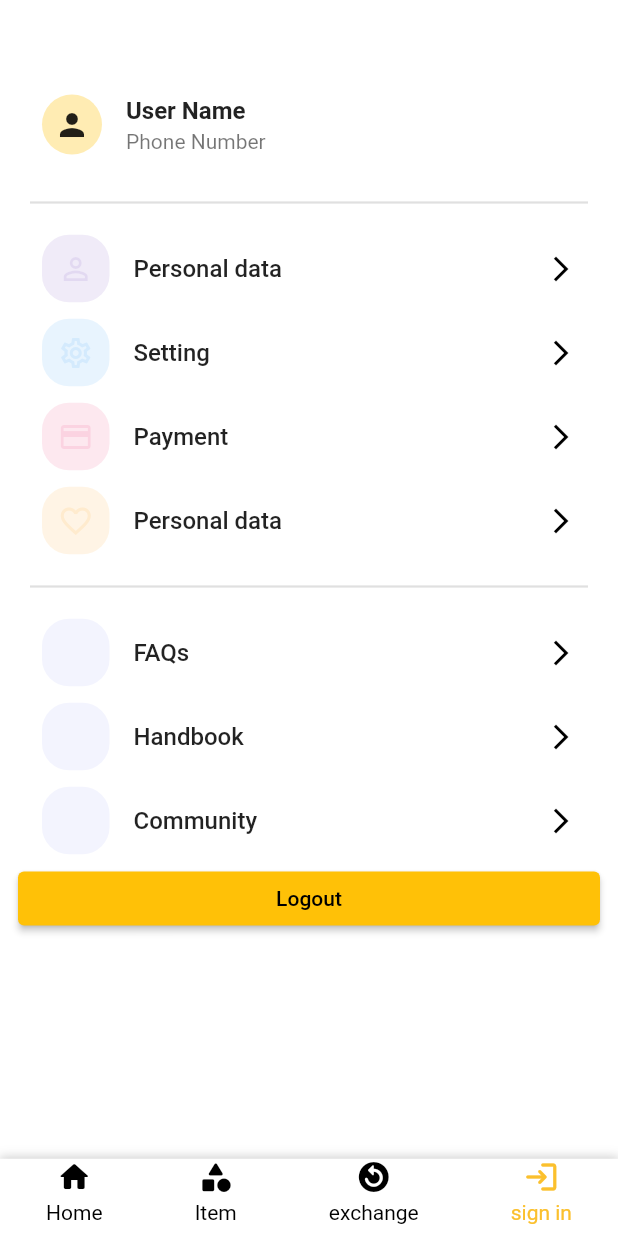
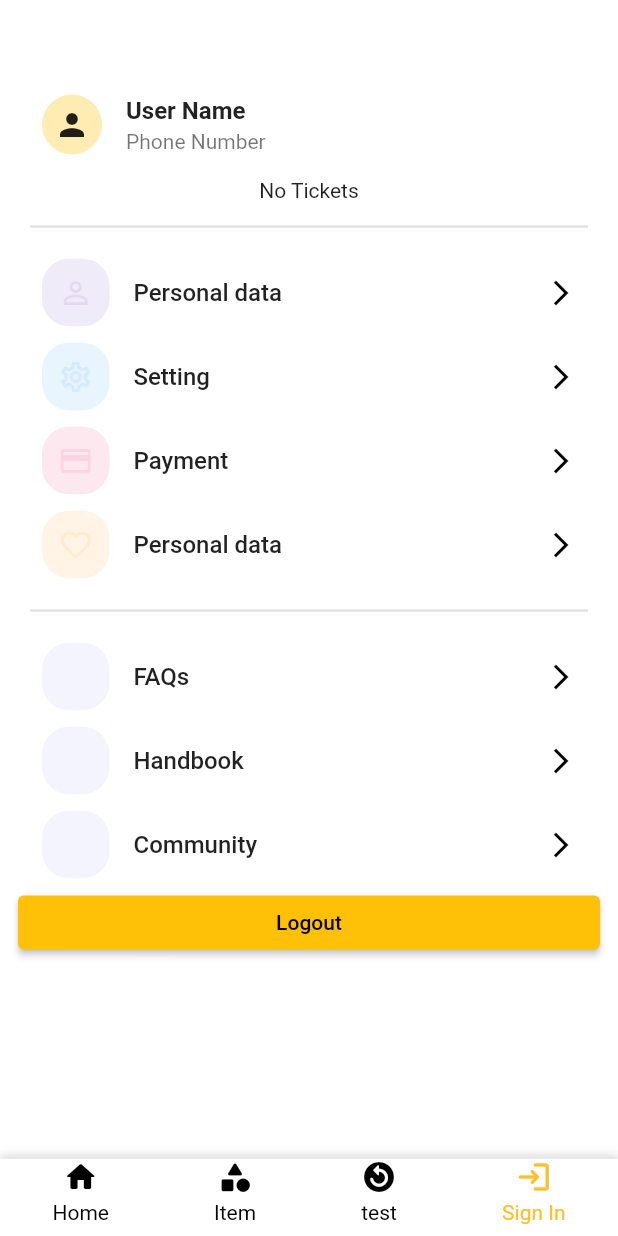
Before and after one commit to Product-Innovation-Rafflix/Rafflix, a Flutter app: the AccountPage screen opened by its route, on a phone screen of 412 x 824 dp. Run offline on Flutter 3.47's test engine with Material 2 defaults, Android fonts, the phone set to English and light mode, and no system bars; our stand-ins replace cached_network_image, carousel_slider, flutter_screenutil, jwt_decoder, shared_preferences, socket_io_client; accounts and stored records are empty; network calls fail.

Commit message:
finished to demo

```diff
--- a/lib/data/data_receta.dart
+++ b/lib/data/data_receta.dart
@@ -9,11 +9,11 @@ const carruselImages = <Receta>[
   Receta(
       id: 2,
       name: "iPhone",
-      image: "assets/images/iPhone.jpg",
+      image: "assets/images/house.jpg",
       description: "That is about iPhone"),
   Receta(
       id: 3,
       name: "iPhone",
-      image: "assets/images/iPhone.jpg",
+      image: "assets/images/bmw.jpg",
       description: "That is about iPhone"),
 ];
--- a/lib/pages/UseProfile.dart
+++ b/lib/pages/UseProfile.dart
@@ -30,14 +30,15 @@ class _AccountPageState extends State<AccountPage> {
   }
 
   Future<void> getUserData() async {
-    const url =
-        "https://rafflixbackgroundsevice.onrender.com/profile"; // Replace with your server URL
+    const url = "https://rafflixbackgroundsevice.onrender.com/profile";
     final storedCookie =
-        await getStoredCookie(); // Retrieve the stored cookie from local storage
+        await getStoredCookie(); // Await the result of getStoredCookie
 
+    if (storedCookie != null) {
+      // Check if the stored cookie is not null
       final response = await http.get(
         Uri.parse(url),
-      headers: <String, String>{'Cookie': storedCookie ?? ''},
+        headers: <String, String>{'Cookie': storedCookie},
       );
 
       if (response.statusCode == 200) {
@@ -47,11 +48,17 @@ class _AccountPageState extends State<AccountPage> {
             'name': parsedData['name'] ?? '',
             'phone': parsedData['_id'] ?? '',
             'profile': parsedData['profile'] ?? '',
+            'owned_tickets':
+                parsedData['own_tickets'] ?? [], // Add the owned tickets data
             // Add other required fields similarly
           };
         });
       } else {
         throw Exception('Failed to load user data');
+      }
+    } else {
+      throw Exception(
+          'Cookie not found'); // Handle the case when the cookie is not found
     }
   }
 
@@ -108,9 +115,13 @@ class _AccountPageState extends State<AccountPage> {
   }
 
   Widget userTile() {
-    String profileBase64 = userData['profile'] ??
-        ""; // Assuming the profile is provided as a base64 string
-    return ListTile(
+    String profileBase64 = userData['profile'] ?? "";
+    List<dynamic> ownedTickets =
+        userData['owned_tickets'] ?? []; // Get the owned tickets
+
+    return Column(
+      children: [
+        ListTile(
           leading: profileBase64.isNotEmpty
               ? CircleAvatar(
                   backgroundImage: MemoryImage(base64.decode(profileBase64)),
@@ -123,6 +134,24 @@ class _AccountPageState extends State<AccountPage> {
             fontWeight: FontWeight.bold,
           ),
           subtitle: Txt(text: userData['phone'] ?? "Phone Number"),
+        ),
+        if (ownedTickets.isNotEmpty) ...[
+          const SizedBox(height: 12),
+          Text(
+            "Owned Tickets",
+            style: TextStyle(
+              fontWeight: FontWeight.bold,
+              fontSize: 18,
+            ),
+          ),
+          for (var ticket in ownedTickets)
+            ListTile(
+              title: Text(ticket.toString()), // Display each ticket
+            ),
+        ] else ...[
+          Text("No Tickets")
+        ],
+      ],
     );
   }
 
--- a/lib/pages/signUp.dart
+++ b/lib/pages/signUp.dart
@@ -75,7 +75,6 @@ class _SignUpState extends State<SignUp> {
                   child: Container(
                     width: 362.w,
                     height: 362.h,
-                    color: Colors.black,
                     child: Image.asset("assets/images/signup.png"),
                   ),
                 ),
--- a/lib/utils/BottomNavigationBar.dart
+++ b/lib/utils/BottomNavigationBar.dart
@@ -27,7 +27,7 @@ class _CustomBottomNavigationBarState extends State<CustomBottomNavigationBar> {
   Future<void> checkLoginStatus() async {
     String? storedCookie = await getStoredCookie();
     setState(() {
-      isLoggedIn = storedCookie != null;
+      isLoggedIn = storedCookie != null && storedCookie.isNotEmpty;
     });
   }
 
@@ -62,22 +62,22 @@ class _CustomBottomNavigationBarState extends State<CustomBottomNavigationBar> {
           ),
           GestureDetectorButton(
             icon: Icons.replay_circle_filled_rounded,
-            label: 'exchange',
-            route: '/exchange',
+            label: 'test',
+            route: '/signup',
             isSelected: widget.currentIndex == 2,
           ),
           // Conditionally add the profile button based on the isLoggedIn state
           if (isLoggedIn)
             GestureDetectorButton(
               icon: Icons.person_2_rounded,
-              label: 'profile',
+              label: 'Profile',
               route: '/profile',
               isSelected: widget.currentIndex == 3,
             )
           else
             GestureDetectorButton(
               icon: Icons.login_rounded,
-              label: 'sign in',
+              label: 'Sign In',
               route: '/signin', // Route to the sign-in page if not logged in
               isSelected: widget.currentIndex == 3,
             ),
--- a/pubspec.yaml
+++ b/pubspec.yaml
@@ -47,6 +47,7 @@ dependencies:
   cached_network_image: ^3.3.0
   flutter_cache_manager: ^3.3.1
   socket_io_client: ^2.0.3+1
+  jwt_decoder: ^2.0.1
 
 dev_dependencies:
   flutter_test:
```
Also changed, not shown: lib/main.dart (+9 -2 lines), lib/pages/ItemDetails.dart (+27 -10 lines), lib/utils/GetStoredCookie.dart (+3 -4 lines), lib/utils/ItemCard.dart (+16 -9 lines), lib/utils/hotFlexBox.dart (+12 -9 lines), lib/utils/socket_manager.dart (+38 -12 lines), assets/images/bmw-.jpg (added), assets/images/bmw.jpg (added), assets/images/house-.jpg (added), assets/images/house.jpg (added), pubspec.lock, 5 other files. Lines whose indentation alone changed are shown as unchanged.
